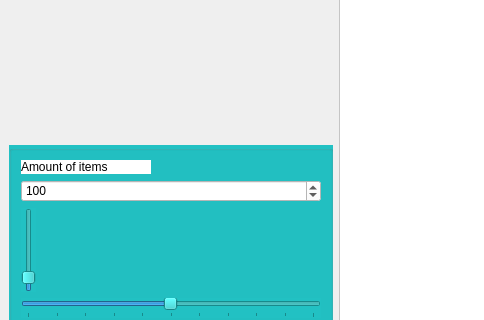
Before: the Qt Designer form Sortings_Visualization/mainwindow.ui in yegorgru/OOP_Lab2_4_Semester, drawn with Qt 5; both pictures show x 0 to 484 and y 115 to 435 of the 1286 by 608 pixel window.
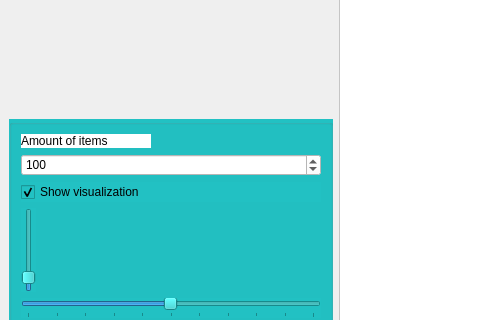
After: the same form once the commit is applied.

What changed in the file:
```diff
--- a/Sortings_Visualization/mainwindow.ui
+++ b/Sortings_Visualization/mainwindow.ui
@@ -123,6 +123,16 @@
          </property>
         </widget>
        </item>
+       <item>
+        <widget class="QCheckBox" name="ShowVisualizationCheckBox">
+         <property name="text">
+          <string>Show visualization </string>
+         </property>
+         <property name="checked">
+          <bool>true</bool>
+         </property>
+        </widget>
+       </item>
        <item>
         <widget class="QSlider" name="verticalSlider">
          <property name="layoutDirection">
```
